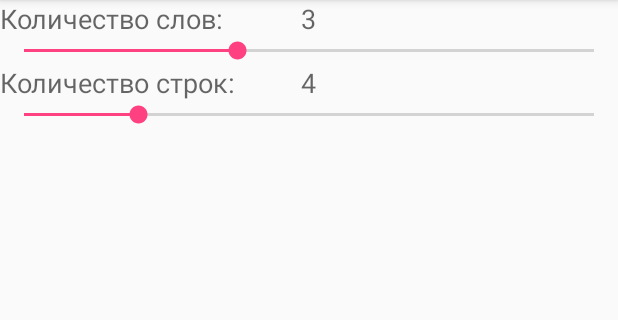
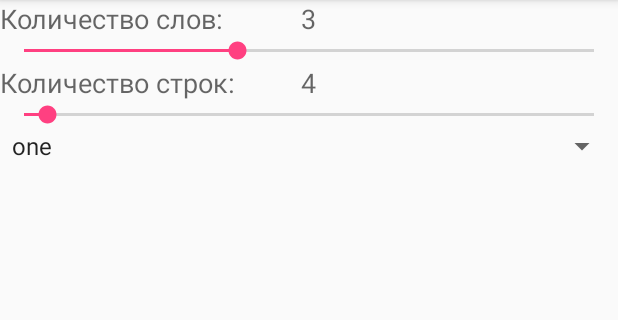
Before and after one commit to Damixx/PoemGenerator, an Android app: the screen it shows after launch (MainActivity), on a phone screen of 412 x 824 dp, the part 84-404 px from its top. Run offline under Robolectric (Android 15) with nearby library versions, the phone set to English and light mode, and no system bars.

Commit message:
First 1/2 layout update

```diff
--- a/app/src/main/java/com/vocvark/poemgenerator/MainActivity.java
+++ b/app/src/main/java/com/vocvark/poemgenerator/MainActivity.java
@@ -2,10 +2,16 @@ package com.vocvark.poemgenerator;
 
 import android.os.Bundle;
 import android.support.v7.app.AppCompatActivity;
+import android.view.View;
+import android.widget.AdapterView;
+import android.widget.ArrayAdapter;
 import android.widget.SeekBar;
+import android.widget.Spinner;
 import android.widget.TextView;
+import android.widget.Toast;
 
 public class MainActivity extends AppCompatActivity implements SeekBar.OnSeekBarChangeListener {
+
 
     SeekBar countWordsSB;
     SeekBar countLinesSB;
@@ -13,8 +19,15 @@ public class MainActivity extends AppCompatActivity implements SeekBar.OnSeekBar
     TextView countWordsT;
     TextView countLinesT;
 
+    Spinner spinner;
+
+
+    String[] data = {"one", "two", "three", "four", "five"};
+
+
     int countWords;
     int countLines;
+    int meter;
 
     @Override
     protected void onCreate(Bundle savedInstanceState) {
@@ -26,10 +39,31 @@ public class MainActivity extends AppCompatActivity implements SeekBar.OnSeekBar
 
         countWordsSB = (SeekBar) findViewById(R.id.countWordsSeekBar);
         countLinesSB = (SeekBar) findViewById(R.id.countLinesSeekBar);
-
         countWordsT = (TextView) findViewById(R.id.countWordsText);
         countLinesT = (TextView) findViewById(R.id.countLinesText);
+        spinner = (Spinner) findViewById(R.id.meter);
 
+        ArrayAdapter<String> meterAdapter = new ArrayAdapter<String>(this,android.R.layout.simple_spinner_item, data);
+        meterAdapter.setDropDownViewResource(android.R.layout.simple_spinner_dropdown_item);
+        spinner.setAdapter(meterAdapter);
+
+        spinner.setPrompt("Метр");
+        spinner.setSelection(0);
+
+        AdapterView.OnItemSelectedListener selectListner = new AdapterView.OnItemSelectedListener() {
+            @Override
+            public void onItemSelected(AdapterView<?> adapterView, View view, int position, long id) {
+                meter = position;
+                Toast.makeText(getBaseContext(), "Position = " + position, Toast.LENGTH_SHORT).show();
+            }
+
+            @Override
+            public void onNothingSelected(AdapterView<?> adapterView) {
+
+            }
+        };
+
+        spinner.setOnItemSelectedListener(selectListner);
         countWordsSB.setOnSeekBarChangeListener(this);
         countLinesSB.setOnSeekBarChangeListener(this);
     }
--- a/app/src/main/res/layout/activity_main.xml
+++ b/app/src/main/res/layout/activity_main.xml
@@ -54,13 +54,21 @@
         android:layout_alignParentLeft="true"
         android:layout_alignParentStart="true" />
 
+    <Spinner
+        android:layout_width="match_parent"
+        android:layout_height="wrap_content"
+        android:id="@+id/meter"
+        android:layout_below="@+id/countLinesSeekBar"
+        android:layout_alignParentLeft="true"
+        android:layout_alignParentStart="true"
+        android:gravity="center" />
+
     <SeekBar
         android:layout_width="match_parent"
         android:layout_height="wrap_content"
-        android:progress="4"
-        android:max="20"
         android:id="@+id/countLinesSeekBar"
         android:layout_below="@+id/countLinesText"
-        android:layout_centerHorizontal="true" />
+        android:layout_centerHorizontal="true"
+        android:progress="4" />
 
 </RelativeLayout>
```
